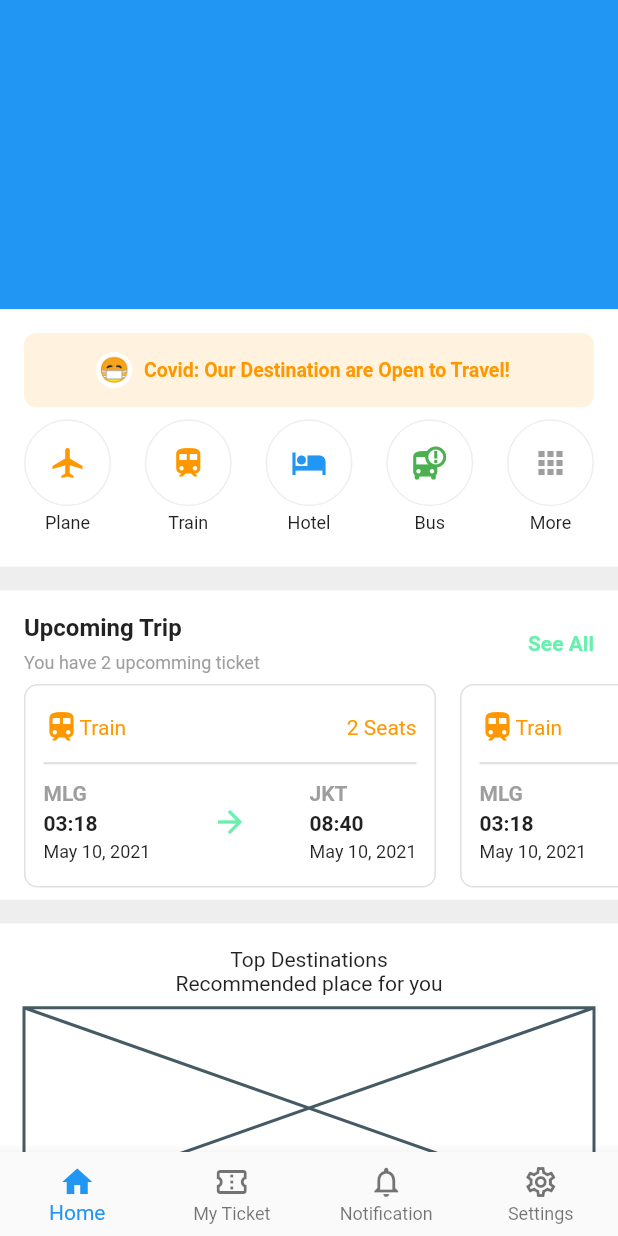
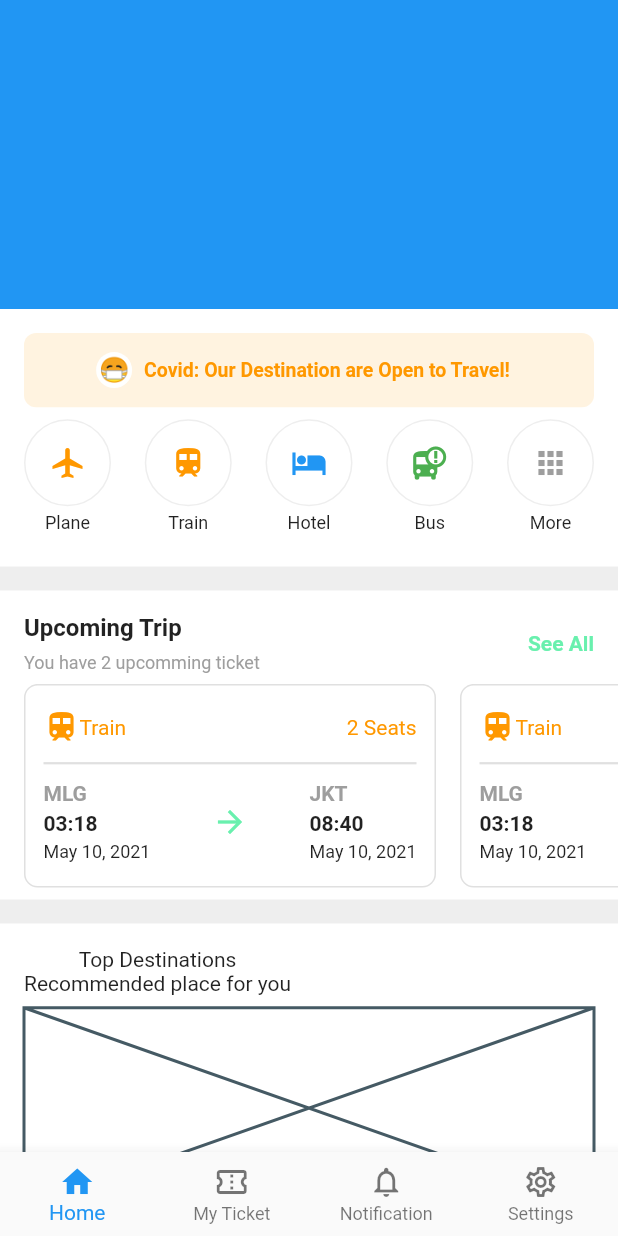
Before and after one commit to JAICHANGPARK/flutter_notebook_11th_story, a Flutter app: the screen it shows after launch, on a phone screen of 412 x 824 dp. Run offline on Flutter 3.47's test engine with Material 2 defaults, Android fonts, the phone set to English and light mode, and no system bars; our stand-ins replace backdrop, badges, flutter_inner_drawer, flutter_slidable, google_fonts.

Commit message:
Update ticket_booking_home_page.dart

```diff
--- a/lib/ep710_ticket_booking_app/ticket_booking_home_page.dart
+++ b/lib/ep710_ticket_booking_app/ticket_booking_home_page.dart
@@ -424,18 +424,14 @@ class _TicketBookingHomePageState extends State<TicketBookingHomePage> {
                   decoration: BoxDecoration(color: Colors.white),
                   padding: EdgeInsets.all(16),
                   child: Column(
+                    crossAxisAlignment: CrossAxisAlignment.start,
                     children: [
                       Expanded(
                           flex: 3,
                           child: Column(
-                            children: [
-                              Text("Top Destinations"),
-                              Text("Recommended place for you")
-                            ],
+                            children: [Text("Top Destinations"), Text("Recommended place for you")],
                           )),
-                      Expanded(
-                          flex: 10,
-                          child: Placeholder()),
+                      Expanded(flex: 10, child: Placeholder()),
                     ],
                   ),
                 ),
```
